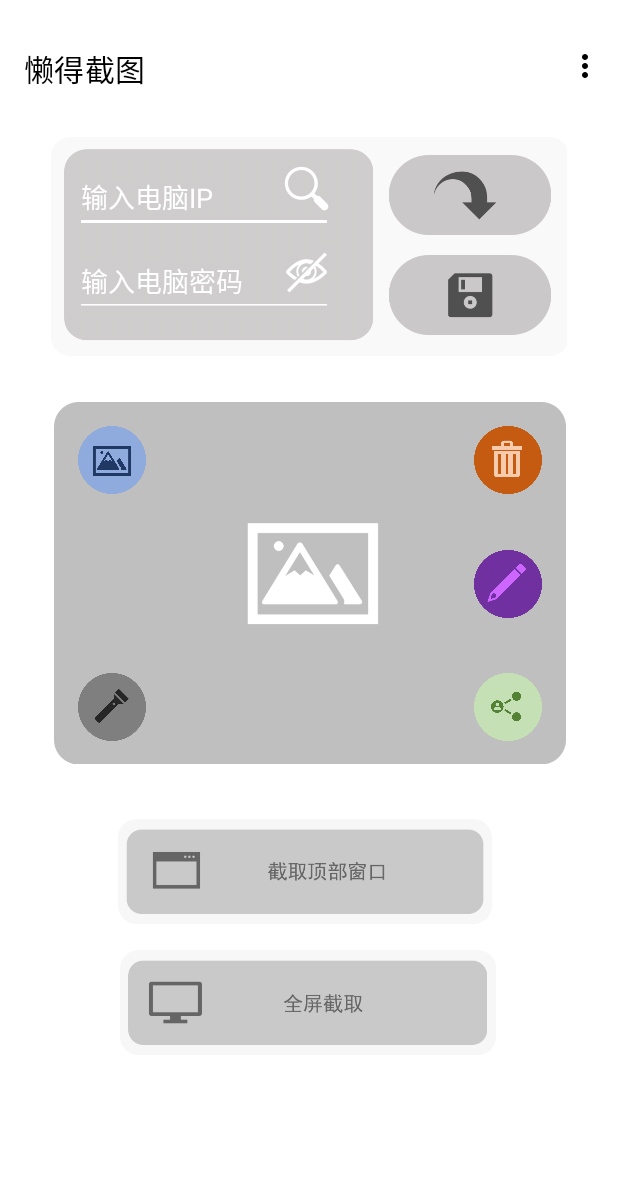
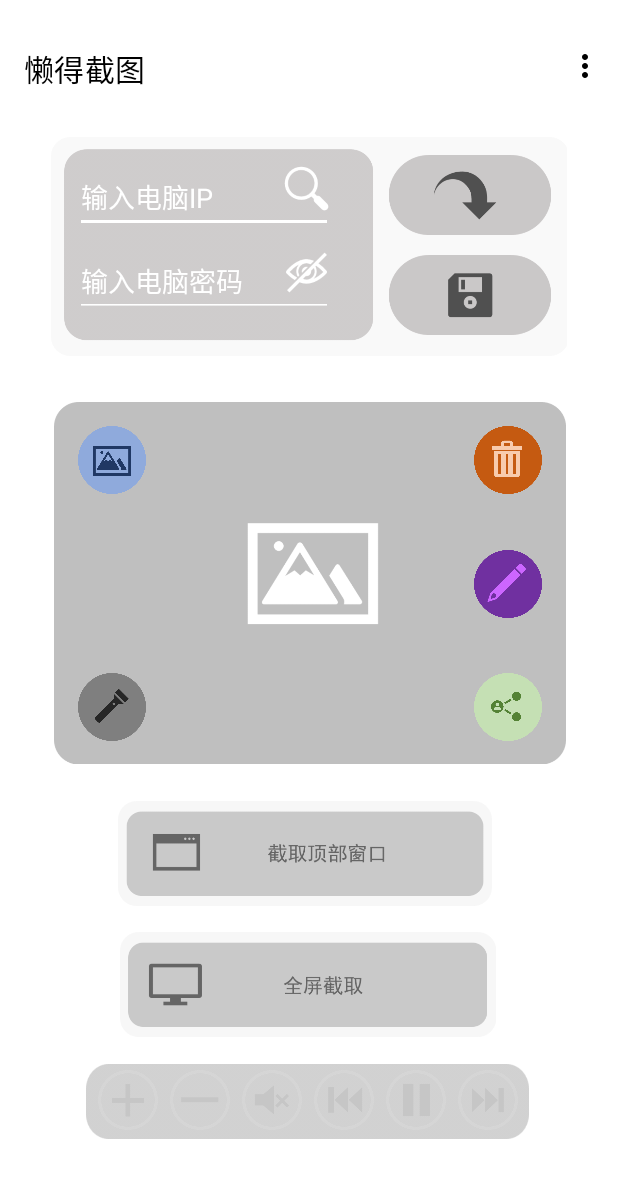
Before and after one commit to PlayXboxtion963/ScreenshotPC2, an Android app: the screen it shows after launch (MainActivity), on a phone screen of 412 x 824 dp. Shown: the top 1178 px of the screen. Run offline under Robolectric (Android 15) with nearby library versions, the phone set to English and light mode, and no system bars; libraries missing offline, so code that uses them is left out: androidx.palette.graphics, com.arialyy.annotations, com.arialyy.aria, com.bm.library, com.inuker.bluetooth and 3 more; plain views replace PhotoView; pictures from the network do not load; 4 statements that could not run were skipped.

Commit message:
LTSC2022.02.8.3

```diff
--- a/app/src/main/java/com/playxboxtion233/screenshotpc/MainActivity.java
+++ b/app/src/main/java/com/playxboxtion233/screenshotpc/MainActivity.java
@@ -15,7 +15,9 @@ import android.graphics.Bitmap;
 import android.graphics.BitmapFactory;
 import android.graphics.Color;
 import android.graphics.ColorMatrix;
+import android.graphics.ColorMatrixColorFilter;
 import android.graphics.Paint;
+import android.media.Image;
 import android.net.Uri;
 import android.os.Build;
 import android.os.Bundle;
@@ -122,6 +124,8 @@ public class MainActivity extends AppCompatActivity implements View.OnClickListe
     private  int isoled=0;
     Bluetoothheart mblue;
     public boolean canbeclick=true;
+    private int ismute=0;
+    private int ispause=0;
     private AlertDialog signlechoose;
     @SuppressLint("NonConstantResourceId")
     @Override
@@ -162,7 +166,7 @@ public class MainActivity extends AppCompatActivity implements View.OnClickListe
                     Toast.makeText(MainActivity.this," v4.8 感谢使用,如果你想捐赠的话就去PC端下载链接捐赠吧,祝你开心愉快", Toast.LENGTH_LONG).show();
                     break;
                 case R.id.menu_file:
-                    openfileexploer();
+                    openPathPhoto("/storage/emulated/0/Pictures/PC");
                     break;
                 case R.id.menu_pc:
                     Uri urix = Uri.parse("https://gitee.com/dwaedwe12/ScreenshotPC2/releases");
@@ -314,6 +318,24 @@ public class MainActivity extends AppCompatActivity implements View.OnClickListe
     ImageButton btn_share=(ImageButton)findViewById(R.id.share);
     ImageButton btn_deleteph=(ImageButton)findViewById(R.id.deleteph);
     ImageButton btn_wallpaper=(ImageButton)findViewById(R.id.wallpaper);
+    ImageButton volumeupbtn=findViewById(R.id.volumeup);
+    volumeupbtn.setOnClickListener(this);
+    ImageButton volumedownbtn=findViewById(R.id.volumedown);
+    volumedownbtn.setOnTouchListener(this);
+    volumeupbtn.setOnTouchListener(this);
+    ImageButton presound=findViewById(R.id.presound);
+    ImageButton nextsound=findViewById(R.id.nextsound);
+    ImageButton pause=findViewById(R.id.pause);
+    presound.setOnTouchListener(this);
+    presound.setOnClickListener(this);
+    nextsound.setOnTouchListener(this);
+    nextsound.setOnClickListener(this);
+    pause.setOnTouchListener(this);
+    pause.setOnClickListener(this);
+    ImageButton mutebtn=findViewById(R.id.mute);
+    mutebtn.setOnClickListener(this);
+    mutebtn.setOnTouchListener(this);
+    volumedownbtn.setOnClickListener(this);
     PhotoView photoView = (PhotoView) findViewById(R.id.img);
     photoView.setVisibility(View.INVISIBLE);
     ImageView ImageViewxxx=findViewById(R.id.imgbackgrdx);
@@ -387,25 +409,8 @@ public class MainActivity extends AppCompatActivity implements View.OnClickListe
                 }
         };
         et.addTextChangedListener(watcher);
-}//按钮初始化
-
-    public void openfileexploer(){
-//        String path = "%2fPictures%2fPC%2f";
-//
-//        Uri uri = Uri.parse("content://com.android.providers.media.documents/document/primary:" + path);
-//        Intent intent = new Intent(Intent.ACTION_PICK);//意图：文件浏览器
-//        intent.setType("image/png");//无类型限制
-//        //intent.putExtra(Intent.EXTRA_ALLOW_MULTIPLE, true);//关键！多选参数
-//        //intent.addCategory(Intent.CATEGORY_OPENABLE);
-//        //intent.putExtra(DocumentsContract.EXTRA_INITIAL_URI, uri);
-//        startActivityForResult(intent, 1);
-//        Intent intent = new Intent(Intent.ACTION_VIEW);
-//        intent.setType("vnd.android.cursor.dir/image");
-//        startActivity(intent);
-
-        openPathPhoto("/storage/emulated/0/Pictures/PC");
-
-    }
+        }//心率文本框变化监测
+
 
     //这里path就是传的需要浏览指定的文件夹的路径
     public void openPathPhoto(String path) {
@@ -419,27 +424,9 @@ public class MainActivity extends AppCompatActivity implements View.OnClickListe
 
     }
 
+
+
     //分享
-    @Override
-    protected void onActivityResult(int requestCode, int resultCode, Intent data) {
-        super.onActivityResult(requestCode, resultCode, data);
-        if (resultCode == Activity.RESULT_OK) {
-            if (data.getData() != null) {
-                //单次点击未使用多选的情况
-                try {
-                    Uri uri = data.getData();
-                    //TODO 对获得的uri做解析，这部分在另一篇文章讲解
-                    //String path = getPath(getApplicationContext(),uri);
-                    //TODO 对转换得到的真实路径path做相关处理
-                    share(uri);
-                    System.out.println(uri);
-                } catch (Exception e) { }
-            }
-
-    }}
-
-
-
     public void share(Uri uri) {
 
         //三方库分享调用
@@ -453,8 +440,6 @@ public class MainActivity extends AppCompatActivity implements View.OnClickListe
                 .build()
                 // 发起分享
                 .shareBySystem();
-
-
     }
 
 
@@ -571,6 +556,7 @@ public class MainActivity extends AppCompatActivity implements View.OnClickListe
                     return;
                 }
                 buttoncounter++;
+                ImageView volumeback=findViewById(R.id.volume);
                 ImageButton lbtitle=(ImageButton)findViewById(R.id.screenon);
                 ImageButton btn_wallpaper=(ImageButton)findViewById(R.id.wallpaper);
                 ImageView imgx=(ImageView) findViewById(R.id.imageView2);
@@ -600,7 +586,7 @@ public class MainActivity extends AppCompatActivity implements View.OnClickListe
                     btn_wallpaper.setImageDrawable(ContextCompat.getDrawable(this,R.drawable.oledwallpaper));
                     heartback.setImageDrawable(ContextCompat.getDrawable(this,R.drawable.oledheart));
                     editbutton.setImageDrawable(ContextCompat.getDrawable(this,R.drawable.olededit));
-
+                    volumeback.setVisibility(View.INVISIBLE);
                     isoled=1;
                     ConstraintSet set = new ConstraintSet();
                     ConstraintLayout mlayout = (ConstraintLayout) findViewById(R.id.mainview);
@@ -610,6 +596,8 @@ public class MainActivity extends AppCompatActivity implements View.OnClickListe
                             TypedValue.COMPLEX_UNIT_DIP, 192, getResources()
                                     .getDisplayMetrics()));
                     TransitionManager.beginDelayedTransition(mlayout);
+
+
                     set.applyTo(mlayout);
 
 
@@ -645,6 +633,7 @@ public class MainActivity extends AppCompatActivity implements View.OnClickListe
                     timerx.schedule(timertask,1000,5000);
                 }if(buttoncounter==3){
                     buttoncounter=1;
+                    volumeback.setVisibility(View.VISIBLE);
                     getWindow().clearFlags(WindowManager.LayoutParams.FLAG_KEEP_SCREEN_ON);
                     Toast.makeText(this,"屏幕常亮已关闭", Toast.LENGTH_SHORT).show();
                     lbtitle.setImageDrawable(ContextCompat.getDrawable(this,R.drawable.offf));
@@ -772,6 +761,44 @@ public class MainActivity extends AppCompatActivity implements View.OnClickListe
                         mtoolbarx.setVisibility(View.VISIBLE);
                     }
                 });
+
+                break;
+            case R.id.volumeup:
+                volumecontrol("volumeup");
+                break;
+            case R.id.volumedown:
+                volumecontrol("volumedown");
+                break;
+            case R.id.mute:
+                if(ismute==0){ ImageButton mute=findViewById(R.id.mute);
+                mute.setImageDrawable(ContextCompat.getDrawable(this,R.drawable.unmute));
+                ismute=1;
+                }
+                else if(ismute==1){
+                    ImageButton mute=findViewById(R.id.mute);
+                    mute.setImageDrawable(ContextCompat.getDrawable(this,R.drawable.mute));
+                    ismute=0;
+                }
+                volumecontrol("mute");
+                break;
+            case R.id.nextsound:
+                volumecontrol("nextmusic");
+                break;
+            case R.id.presound:
+                volumecontrol("premusic");
+                break;
+            case R.id.pause:
+                if(ispause==0){ ImageButton mute=findViewById(R.id.pause);
+                    mute.setImageDrawable(ContextCompat.getDrawable(this,R.drawable.play));
+                    volumecontrol("pause");
+                    ispause=1;
+                }
+                else if(ispause==1){
+                    ImageButton mute=findViewById(R.id.pause);
+                    volumecontrol("pause");
+                    mute.setImageDrawable(ContextCompat.getDrawable(this,R.drawable.pause));
+                    ispause=0;
+                }
 
                 break;
             default:
@@ -934,6 +961,12 @@ public class MainActivity extends AppCompatActivity implements View.OnClickListe
             case R.id.storebtn:
             case R.id.wallpaper:
             case R.id.photoedit:
+            case R.id.volumedown:
+            case R.id.volumeup:
+            case R.id.mute:
+            case R.id.nextsound:
+            case R.id.presound:
+            case R.id.pause:
                 if (event.getAction() == MotionEvent.ACTION_UP) {
                     v.performHapticFeedback(HapticFeedbackConstants.VIRTUAL_KEY_RELEASE);
                     if(v.getId()==R.id.Fullscreen){
@@ -1129,6 +1162,28 @@ public class MainActivity extends AppCompatActivity implements View.OnClickListe
     }
 
 
+    public void volumecontrol(String choose)
+    {
+        EditText text1 = (EditText) findViewById(R.id.PCIP);
+        String ip = text1.getText().toString();//murl为文本框内容
+        try {
+            socket = new DatagramSocket();
+            serverAddress = InetAddress.getByName(ip);  //②
+        } catch (SocketException | UnknownHostException e) {
+            e.printStackTrace();
+        }
+        try {
+            String sendData = choose;
+            byte data[] = sendData.getBytes();
+            DatagramPacket packet = new DatagramPacket(data, data.length, serverAddress, 21211);   //③
+            socket.send(packet);
+        } catch (Exception e) {
+            e.printStackTrace();
+        }
+
+    }
+
+
 
 
     //ip检测
@@ -1341,7 +1396,7 @@ public class MainActivity extends AppCompatActivity implements View.OnClickListe
                         ))
                 .into(imageView);
 
-        createPaletteAsync(BitmapFactory.decodeFile(URIx));
+
         ImageView imagebackground=findViewById(R.id.imageView3);
         Blurry.with(this)
                 .radius(3)
@@ -1368,7 +1423,7 @@ public class MainActivity extends AppCompatActivity implements View.OnClickListe
         System.out.println("错误信息");
         System.out.println(ALog.getExceptionString(e));
     }
-
+//文字颜色
     public void createPaletteAsync(Bitmap bitmap) {
         Palette.from(bitmap).generate(new Palette.PaletteAsyncListener() {
             public void onGenerated(Palette p) {
--- a/app/src/main/res/layout/activity_main.xml
+++ b/app/src/main/res/layout/activity_main.xml
@@ -46,7 +46,7 @@
         tools:layout_editor_absoluteX="36dp"
         tools:layout_editor_absoluteY="268dp"
         tools:srcCompat="@tools:sample/avatars"
-        tools:visibility="visible" />
+        tools:visibility="invisible" />
 
     <androidx.constraintlayout.widget.ConstraintLayout
         android:id="@+id/inputarea"
@@ -165,7 +165,7 @@
         android:id="@+id/buttonarea"
         android:layout_width="337dp"
         android:layout_height="157dp"
-        android:layout_marginTop="36dp"
+        android:layout_marginTop="24dp"
         app:layout_constraintEnd_toEndOf="parent"
         app:layout_constraintStart_toStartOf="parent"
         app:layout_constraintTop_toBottomOf="@+id/imageviewarea">
@@ -333,6 +333,104 @@
 
     </androidx.constraintlayout.widget.ConstraintLayout>
 
+    <androidx.constraintlayout.widget.ConstraintLayout
+        android:id="@+id/volumepart"
+        android:layout_width="295dp"
+        android:layout_height="50dp"
+        android:layout_marginTop="18dp"
+        app:layout_constraintEnd_toEndOf="parent"
+        app:layout_constraintHorizontal_bias="0.49"
+        app:layout_constraintStart_toStartOf="parent"
+        app:layout_constraintTop_toBottomOf="@+id/buttonarea">
+
+        <ImageView
+            android:id="@+id/volume"
+            android:layout_width="match_parent"
+            android:layout_height="match_parent"
+            android:alpha="0.3"
+            android:scaleType="fitXY"
+            app:srcCompat="@drawable/volumeback" />
+
+        <ImageButton
+            android:id="@+id/volumeup"
+            android:layout_width="40dp"
+            android:layout_height="40dp"
+            android:layout_marginStart="8dp"
+            android:layout_marginTop="4dp"
+            android:alpha="0.6"
+            android:background="#00FF0000"
+            android:scaleType="fitCenter"
+            app:layout_constraintStart_toStartOf="parent"
+            app:layout_constraintTop_toTopOf="parent"
+            app:srcCompat="@drawable/volumeup" />
+
+        <ImageButton
+            android:id="@+id/volumedown"
+            android:layout_width="40dp"
+            android:layout_height="40dp"
+            android:layout_marginStart="8dp"
+            android:layout_marginTop="4dp"
+            android:alpha="0.6"
+            android:background="#00FF0000"
+            android:scaleType="fitCenter"
+            app:layout_constraintStart_toEndOf="@+id/volumeup"
+            app:layout_constraintTop_toTopOf="parent"
+            app:srcCompat="@drawable/volumedown" />
+
+        <ImageButton
+            android:id="@+id/mute"
+            android:layout_width="40dp"
+            android:layout_height="40dp"
+            android:layout_marginStart="8dp"
+            android:layout_marginTop="4dp"
+            android:alpha="0.6"
+            android:background="#00FF0000"
+            android:scaleType="fitCenter"
+            app:layout_constraintStart_toEndOf="@+id/volumedown"
+            app:layout_constraintTop_toTopOf="parent"
+            app:srcCompat="@drawable/mute" />
+
+        <ImageButton
+            android:id="@+id/presound"
+            android:layout_width="40dp"
+            android:layout_height="40dp"
+            android:layout_marginStart="8dp"
+            android:layout_marginTop="4dp"
+            android:alpha="0.6"
+            android:background="#00FF0000"
+            android:scaleType="fitCenter"
+            app:layout_constraintStart_toEndOf="@+id/mute"
+            app:layout_constraintTop_toTopOf="parent"
+            app:srcCompat="@drawable/persound" />
+
+        <ImageButton
+            android:id="@+id/nextsound"
+            android:layout_width="40dp"
+            android:layout_height="40dp"
+            android:layout_marginStart="8dp"
+            android:layout_marginTop="4dp"
+            android:alpha="0.6"
+            android:background="#00FF0000"
+            android:scaleType="fitCenter"
+            app:layout_constraintStart_toEndOf="@+id/pause"
+            app:layout_constraintTop_toTopOf="parent"
+            app:srcCompat="@drawable/nextsound" />
+
+        <ImageButton
+            android:id="@+id/pause"
+            android:layout_width="40dp"
+            android:layout_height="40dp"
+            android:layout_marginStart="8dp"
+            android:layout_marginTop="4dp"
+            android:alpha="0.6"
+            android:background="#00FF0000"
+            android:scaleType="fitCenter"
+            app:layout_constraintStart_toEndOf="@+id/presound"
+            app:layout_constraintTop_toTopOf="parent"
+            app:srcCompat="@drawable/pause" />
+
+    </androidx.constraintlayout.widget.ConstraintLayout>
+
     <ImageView
         android:id="@+id/imgbackgrdx"
         android:layout_width="match_parent"
```
Also changed, not shown: app/src/main/res/drawable/mute.png (added), app/src/main/res/drawable/nextsound.png (added), app/src/main/res/drawable/pause.png (added), app/src/main/res/drawable/persound.png (added), app/src/main/res/drawable/play.png (added), app/src/main/res/drawable/unmute.png (added), app/src/main/res/drawable/volumeback.png (added), app/src/main/res/drawable/volumedown.png (added), app/src/main/res/drawable/volumeup.png (added).
